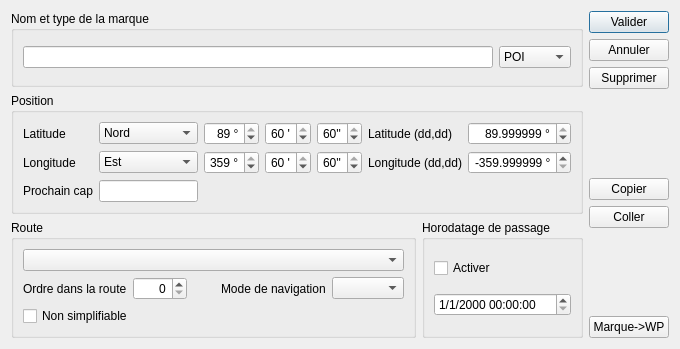
The window that src/Ui/POI_editor.ui (nohal/qtVlm) describes before a commit, drawn with Qt 5.
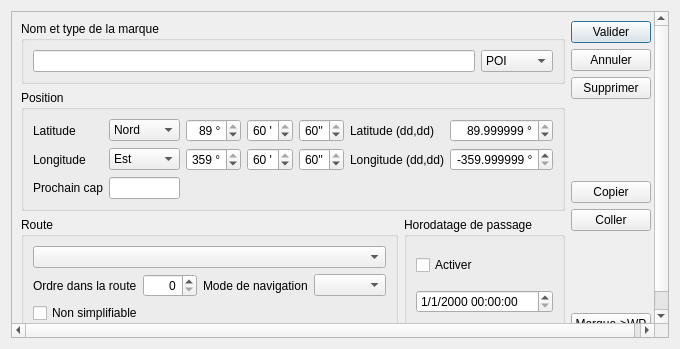
The same window after the commit.

Diff of the .ui file:
```diff
--- a/src/Ui/POI_editor.ui
+++ b/src/Ui/POI_editor.ui
@@ -15,6 +15,21 @@
   </property>
   <layout class="QHBoxLayout" name="horizontalLayout_2">
    <item>
+    <widget class="QScrollArea" name="scrollArea">
+     <property name="widgetResizable">
+      <bool>true</bool>
+     </property>
+     <widget class="QWidget" name="scrollAreaWidgetContents">
+      <property name="geometry">
+       <rect>
+        <x>0</x>
+        <y>0</y>
+        <width>660</width>
+        <height>329</height>
+       </rect>
+      </property>
+      <layout class="QHBoxLayout" name="horizontalLayout_5">
+       <item>
     <layout class="QVBoxLayout" name="verticalLayout_2">
      <item>
       <widget class="QGroupBox" name="groupBox">
@@ -480,6 +495,10 @@
       </widget>
      </item>
     </layout>
+       </item>
+      </layout>
+     </widget>
+    </widget>
    </item>
   </layout>
  </widget>
```
Lines whose indentation alone changed are shown as unchanged.
